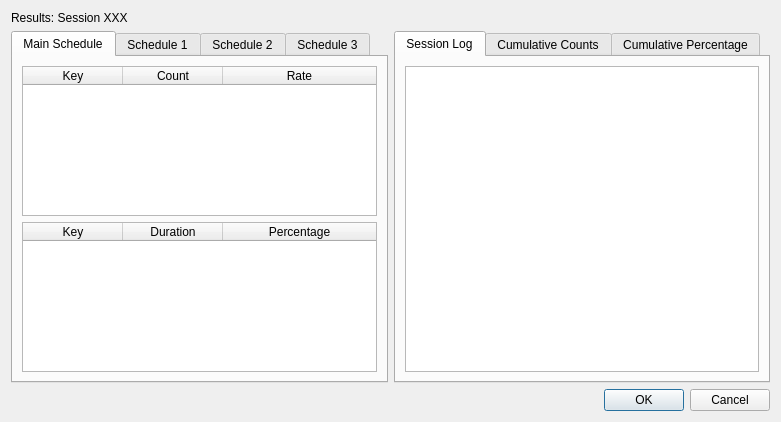
Qt form resultsdialog.ui (miyamot0/DataTracker3) before a commit.
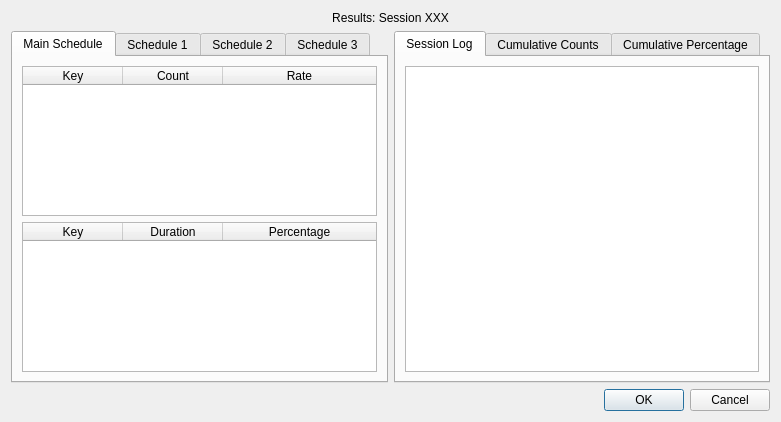
The same form after that commit.

```diff
--- a/resultsdialog.ui
+++ b/resultsdialog.ui
@@ -21,6 +21,9 @@
        <property name="text">
         <string>Results: Session XXX</string>
        </property>
+       <property name="alignment">
+        <set>Qt::AlignCenter</set>
+       </property>
       </widget>
      </item>
      <item>
```
Left out of the diff: 2 changed lines with no effect on the pictures.
